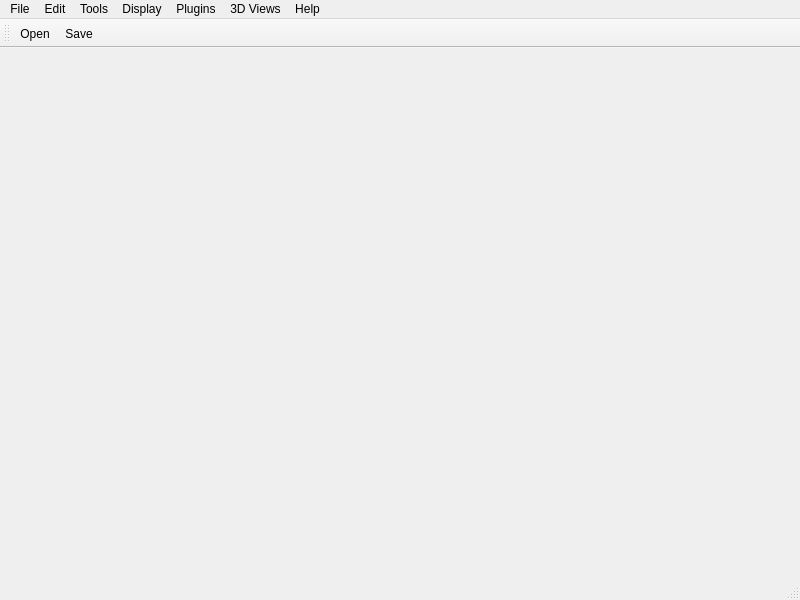
Before: the Qt Designer form mainwindow.ui in taminhluan/Qt3DViewer, drawn with Qt 5.
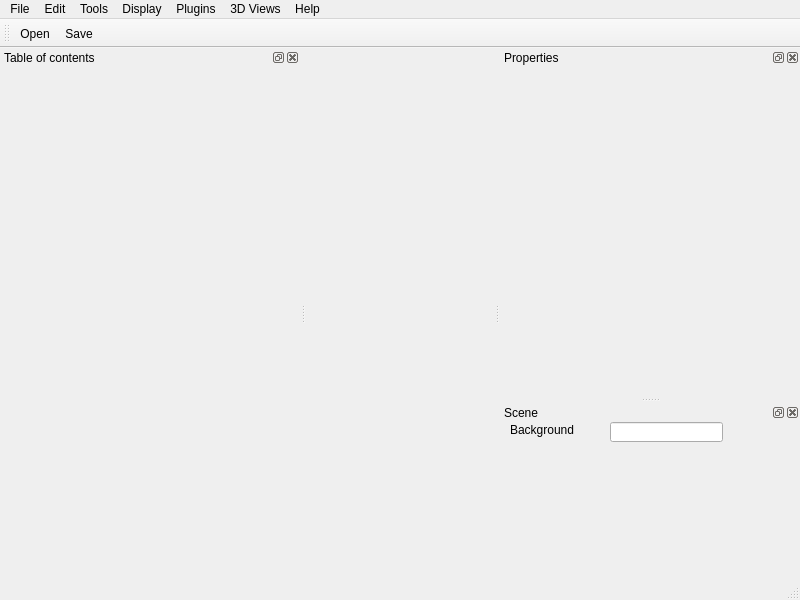
After: the same form once the commit is applied. Icons and pictures are not drawn.

Commit message: opengl0, 1, 2: setup qt window, draw a triangle, udpdate background color

```diff
--- a/mainwindow.ui
+++ b/mainwindow.ui
@@ -86,6 +86,69 @@
    <addaction name="actionOpen"/>
    <addaction name="actionSave"/>
   </widget>
+  <widget class="QDockWidget" name="dockWidgetTableOfContent">
+   <property name="minimumSize">
+    <size>
+     <width>300</width>
+     <height>38</height>
+    </size>
+   </property>
+   <property name="windowTitle">
+    <string>Table of contents</string>
+   </property>
+   <attribute name="dockWidgetArea">
+    <number>1</number>
+   </attribute>
+   <widget class="QWidget" name="dockWidgetContents"/>
+  </widget>
+  <widget class="QDockWidget" name="dockWidgetProperties">
+   <property name="minimumSize">
+    <size>
+     <width>300</width>
+     <height>38</height>
+    </size>
+   </property>
+   <property name="windowTitle">
+    <string>Properties</string>
+   </property>
+   <attribute name="dockWidgetArea">
+    <number>2</number>
+   </attribute>
+   <widget class="QWidget" name="dockWidgetContents_2"/>
+  </widget>
+  <widget class="QDockWidget" name="dockWidgetScene">
+   <property name="windowTitle">
+    <string>Scene</string>
+   </property>
+   <attribute name="dockWidgetArea">
+    <number>2</number>
+   </attribute>
+   <widget class="QWidget" name="dockWidgetContents_4">
+    <widget class="QLabel" name="label">
+     <property name="geometry">
+      <rect>
+       <x>10</x>
+       <y>0</y>
+       <width>71</width>
+       <height>16</height>
+      </rect>
+     </property>
+     <property name="text">
+      <string>Background</string>
+     </property>
+    </widget>
+    <widget class="QLineEdit" name="lineEditBackgroundColor">
+     <property name="geometry">
+      <rect>
+       <x>110</x>
+       <y>0</y>
+       <width>113</width>
+       <height>20</height>
+      </rect>
+     </property>
+    </widget>
+   </widget>
+  </widget>
   <action name="actionOpen">
    <property name="icon">
     <iconset resource="resources.qrc">
```
Left out of the diff: 2 changed lines with no effect on the pictures. The commit also changes 7 other files.
